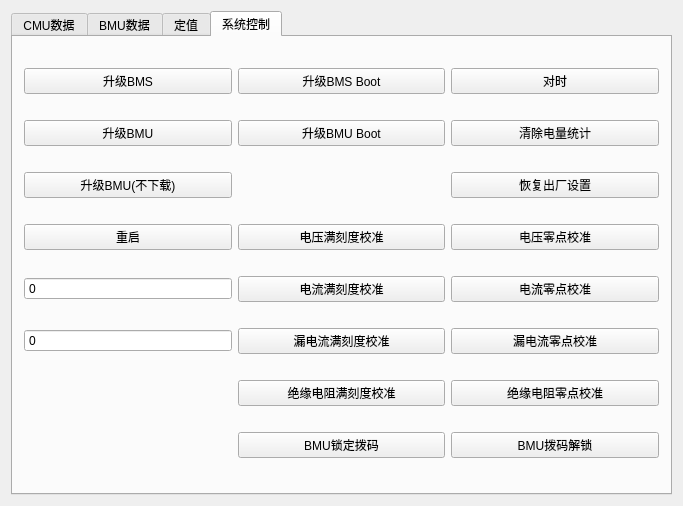
Shogpe/bmsTool, file widget.ui: the form before one commit.
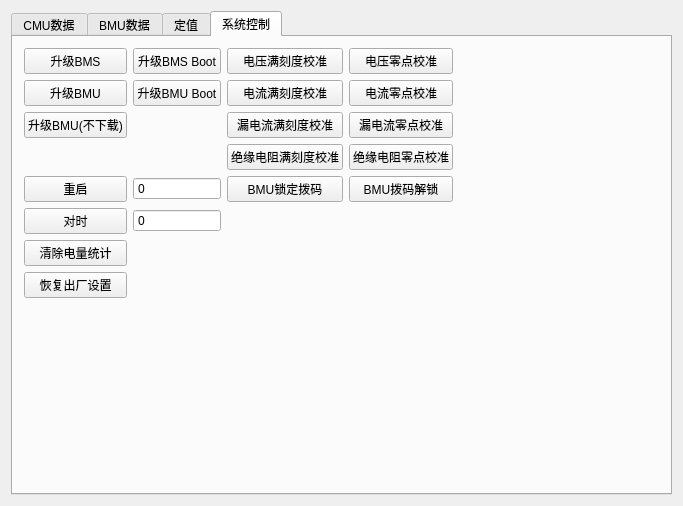
The form after the commit. The open tabs and pages were chosen to show the change. Custom widgets are drawn as their Qt base class.

What changed in the file:
```diff
--- a/widget.ui
+++ b/widget.ui
@@ -5115,45 +5115,6 @@
        <string>系统控制</string>
       </attribute>
       <layout class="QGridLayout" name="gridLayout_7">
-       <item row="0" column="0">
-        <widget class="QPushButton" name="btnDownBMS">
-         <property name="sizePolicy">
-          <sizepolicy hsizetype="Preferred" vsizetype="Fixed">
-           <horstretch>0</horstretch>
-           <verstretch>0</verstretch>
-          </sizepolicy>
-         </property>
-         <property name="text">
-          <string>升级BMS</string>
-         </property>
-        </widget>
-       </item>
-       <item row="0" column="1">
-        <widget class="QPushButton" name="btnDownBMSBoot">
-         <property name="sizePolicy">
-          <sizepolicy hsizetype="Preferred" vsizetype="Fixed">
-           <horstretch>0</horstretch>
-           <verstretch>0</verstretch>
-          </sizepolicy>
-         </property>
-         <property name="text">
-          <string>升级BMS Boot</string>
-         </property>
-        </widget>
-       </item>
-       <item row="0" column="2">
-        <widget class="QPushButton" name="btnTimeAdj">
-         <property name="sizePolicy">
-          <sizepolicy hsizetype="Preferred" vsizetype="Fixed">
-           <horstretch>0</horstretch>
-           <verstretch>0</verstretch>
-          </sizepolicy>
-         </property>
-         <property name="text">
-          <string>对时</string>
-         </property>
-        </widget>
-       </item>
        <item row="1" column="0">
         <widget class="QPushButton" name="btnDownBMU">
          <property name="sizePolicy">
@@ -5167,154 +5128,7 @@
          </property>
         </widget>
        </item>
-       <item row="1" column="1">
-        <widget class="QPushButton" name="btnDownBMUBoot">
-         <property name="sizePolicy">
-          <sizepolicy hsizetype="Preferred" vsizetype="Fixed">
-           <horstretch>0</horstretch>
-           <verstretch>0</verstretch>
-          </sizepolicy>
-         </property>
-         <property name="text">
-          <string>升级BMU Boot</string>
-         </property>
-        </widget>
-       </item>
-       <item row="1" column="2">
-        <widget class="QPushButton" name="btnClearEng">
-         <property name="sizePolicy">
-          <sizepolicy hsizetype="Preferred" vsizetype="Fixed">
-           <horstretch>0</horstretch>
-           <verstretch>0</verstretch>
-          </sizepolicy>
-         </property>
-         <property name="text">
-          <string>清除电量统计</string>
-         </property>
-        </widget>
-       </item>
-       <item row="2" column="0">
-        <widget class="QPushButton" name="btnUpBMU">
-         <property name="sizePolicy">
-          <sizepolicy hsizetype="Preferred" vsizetype="Fixed">
-           <horstretch>0</horstretch>
-           <verstretch>0</verstretch>
-          </sizepolicy>
-         </property>
-         <property name="text">
-          <string>升级BMU(不下载)</string>
-         </property>
-         <property name="default">
-          <bool>false</bool>
-         </property>
-         <property name="flat">
-          <bool>false</bool>
-         </property>
-        </widget>
-       </item>
-       <item row="2" column="2">
-        <widget class="QPushButton" name="btnResetDef">
-         <property name="sizePolicy">
-          <sizepolicy hsizetype="Preferred" vsizetype="Fixed">
-           <horstretch>0</horstretch>
-           <verstretch>0</verstretch>
-          </sizepolicy>
-         </property>
-         <property name="text">
-          <string>恢复出厂设置</string>
-         </property>
-        </widget>
-       </item>
-       <item row="3" column="0">
-        <widget class="QPushButton" name="btnReboot">
-         <property name="sizePolicy">
-          <sizepolicy hsizetype="Preferred" vsizetype="Fixed">
-           <horstretch>0</horstretch>
-           <verstretch>0</verstretch>
-          </sizepolicy>
-         </property>
-         <property name="text">
-          <string>重启</string>
-         </property>
-        </widget>
-       </item>
-       <item row="3" column="1">
-        <widget class="QPushButton" name="btnUfullAdj">
-         <property name="sizePolicy">
-          <sizepolicy hsizetype="Preferred" vsizetype="Fixed">
-           <horstretch>0</horstretch>
-           <verstretch>0</verstretch>
-          </sizepolicy>
-         </property>
-         <property name="text">
-          <string>电压满刻度校准</string>
-         </property>
-        </widget>
-       </item>
-       <item row="3" column="2">
-        <widget class="QPushButton" name="btnUzeroAdj">
-         <property name="sizePolicy">
-          <sizepolicy hsizetype="Preferred" vsizetype="Fixed">
-           <horstretch>0</horstretch>
-           <verstretch>0</verstretch>
-          </sizepolicy>
-         </property>
-         <property name="text">
-          <string>电压零点校准</string>
-         </property>
-        </widget>
-       </item>
-       <item row="4" column="0">
-        <widget class="MyDoubleSpinBox" name="BMS_IP">
-         <property name="sizePolicy">
-          <sizepolicy hsizetype="Preferred" vsizetype="Fixed">
-           <horstretch>0</horstretch>
-           <verstretch>0</verstretch>
-          </sizepolicy>
-         </property>
-         <property name="focusPolicy">
-          <enum>Qt::WheelFocus</enum>
-         </property>
-         <property name="frame">
-          <bool>true</bool>
-         </property>
-         <property name="buttonSymbols">
-          <enum>QAbstractSpinBox::NoButtons</enum>
-         </property>
-         <property name="keyboardTracking">
-          <bool>false</bool>
-         </property>
-         <property name="prefix">
-          <string/>
-         </property>
-         <property name="suffix">
-          <string/>
-         </property>
-         <property name="decimals">
-          <number>0</number>
-         </property>
-         <property name="minimum">
-          <double>0.000000000000000</double>
-         </property>
-         <property name="maximum">
-          <double>2000.000000000000000</double>
-         </property>
-        </widget>
-       </item>
-       <item row="4" column="1">
-        <widget class="QPushButton" name="btnIFullAdj">
-         <property name="sizePolicy">
-          <sizepolicy hsizetype="Preferred" vsizetype="Fixed">
-           <horstretch>0</horstretch>
-           <verstretch>0</verstretch>
-          </sizepolicy>
-         </property>
-         <property name="text">
-          <string>电流满刻度校准</string>
-         </property>
-        </widget>
-       </item>
-       <item row="4" column="2">
+       <item row="1" column="4">
         <widget class="QPushButton" name="btnIzeroAdj">
          <property name="sizePolicy">
           <sizepolicy hsizetype="Preferred" vsizetype="Fixed">
@@ -5327,57 +5141,7 @@
          </property>
         </widget>
        </item>
-       <item row="5" column="0">
-        <widget class="MyDoubleSpinBox" name="ServerIP">
-         <property name="sizePolicy">
-          <sizepolicy hsizetype="Preferred" vsizetype="Fixed">
-           <horstretch>0</horstretch>
-           <verstretch>0</verstretch>
-          </sizepolicy>
-         </property>
-         <property name="focusPolicy">
-          <enum>Qt::WheelFocus</enum>
-         </property>
-         <property name="frame">
-          <bool>true</bool>
-         </property>
-         <property name="buttonSymbols">
-          <enum>QAbstractSpinBox::NoButtons</enum>
-         </property>
-         <property name="keyboardTracking">
-          <bool>false</bool>
-         </property>
-         <property name="prefix">
-          <string/>
-         </property>
-         <property name="suffix">
-          <string/>
-         </property>
-         <property name="decimals">
-          <number>0</number>
-         </property>
-         <property name="minimum">
-          <double>0.000000000000000</double>
-         </property>
-         <property name="maximum">
-          <double>2000.000000000000000</double>
-         </property>
-        </widget>
-       </item>
-       <item row="5" column="1">
-        <widget class="QPushButton" name="btnIleakFullAdj">
-         <property name="sizePolicy">
-          <sizepolicy hsizetype="Preferred" vsizetype="Fixed">
-           <horstretch>0</horstretch>
-           <verstretch>0</verstretch>
-          </sizepolicy>
-         </property>
-         <property name="text">
-          <string>漏电流满刻度校准</string>
-         </property>
-        </widget>
-       </item>
-       <item row="5" column="2">
+       <item row="2" column="4">
         <widget class="QPushButton" name="btnIleakZeroAdj">
          <property name="sizePolicy">
           <sizepolicy hsizetype="Preferred" vsizetype="Fixed">
@@ -5390,7 +5154,7 @@
          </property>
         </widget>
        </item>
-       <item row="6" column="1">
+       <item row="3" column="3">
         <widget class="QPushButton" name="btnRFullAdj">
          <property name="sizePolicy">
           <sizepolicy hsizetype="Preferred" vsizetype="Fixed">
@@ -5403,33 +5167,20 @@
          </property>
         </widget>
        </item>
-       <item row="6" column="2">
-        <widget class="QPushButton" name="btnRZeroAdj">
-         <property name="sizePolicy">
-          <sizepolicy hsizetype="Preferred" vsizetype="Fixed">
-           <horstretch>0</horstretch>
-           <verstretch>0</verstretch>
-          </sizepolicy>
+       <item row="4" column="5">
+        <spacer name="horizontalSpacer_2">
+         <property name="orientation">
+          <enum>Qt::Horizontal</enum>
          </property>
-         <property name="text">
-          <string>绝缘电阻零点校准</string>
+         <property name="sizeHint" stdset="0">
+          <size>
+           <width>40</width>
+           <height>20</height>
+          </size>
          </property>
-        </widget>
+        </spacer>
        </item>
-       <item row="7" column="1">
-        <widget class="QPushButton" name="btnBMULock">
-         <property name="sizePolicy">
-          <sizepolicy hsizetype="Preferred" vsizetype="Fixed">
-           <horstretch>0</horstretch>
-           <verstretch>0</verstretch>
-          </sizepolicy>
-         </property>
-         <property name="text">
-          <string>BMU锁定拨码</string>
-         </property>
-        </widget>
-       </item>
-       <item row="7" column="2">
+       <item row="4" column="4">
         <widget class="QPushButton" name="btnBMUUnlock">
          <property name="sizePolicy">
           <sizepolicy hsizetype="Preferred" vsizetype="Fixed">
@@ -5442,6 +5193,281 @@
          </property>
         </widget>
        </item>
+       <item row="1" column="3">
+        <widget class="QPushButton" name="btnIFullAdj">
+         <property name="sizePolicy">
+          <sizepolicy hsizetype="Preferred" vsizetype="Fixed">
+           <horstretch>0</horstretch>
+           <verstretch>0</verstretch>
+          </sizepolicy>
+         </property>
+         <property name="text">
+          <string>电流满刻度校准</string>
+         </property>
+        </widget>
+       </item>
+       <item row="2" column="0">
+        <widget class="QPushButton" name="btnUpBMU">
+         <property name="sizePolicy">
+          <sizepolicy hsizetype="Preferred" vsizetype="Fixed">
+           <horstretch>0</horstretch>
+           <verstretch>0</verstretch>
+          </sizepolicy>
+         </property>
+         <property name="text">
+          <string>升级BMU(不下载)</string>
+         </property>
+         <property name="default">
+          <bool>false</bool>
+         </property>
+         <property name="flat">
+          <bool>false</bool>
+         </property>
+        </widget>
+       </item>
+       <item row="0" column="4">
+        <widget class="QPushButton" name="btnUzeroAdj">
+         <property name="sizePolicy">
+          <sizepolicy hsizetype="Preferred" vsizetype="Fixed">
+           <horstretch>0</horstretch>
+           <verstretch>0</verstretch>
+          </sizepolicy>
+         </property>
+         <property name="text">
+          <string>电压零点校准</string>
+         </property>
+        </widget>
+       </item>
+       <item row="1" column="1">
+        <widget class="QPushButton" name="btnDownBMUBoot">
+         <property name="sizePolicy">
+          <sizepolicy hsizetype="Preferred" vsizetype="Fixed">
+           <horstretch>0</horstretch>
+           <verstretch>0</verstretch>
+          </sizepolicy>
+         </property>
+         <property name="text">
+          <string>升级BMU Boot</string>
+         </property>
+        </widget>
+       </item>
+       <item row="4" column="3">
+        <widget class="QPushButton" name="btnBMULock">
+         <property name="sizePolicy">
+          <sizepolicy hsizetype="Preferred" vsizetype="Fixed">
+           <horstretch>0</horstretch>
+           <verstretch>0</verstretch>
+          </sizepolicy>
+         </property>
+         <property name="text">
+          <string>BMU锁定拨码</string>
+         </property>
+        </widget>
+       </item>
+       <item row="0" column="3">
+        <widget class="QPushButton" name="btnUfullAdj">
+         <property name="sizePolicy">
+          <sizepolicy hsizetype="Preferred" vsizetype="Fixed">
+           <horstretch>0</horstretch>
+           <verstretch>0</verstretch>
+          </sizepolicy>
+         </property>
+         <property name="text">
+          <string>电压满刻度校准</string>
+         </property>
+        </widget>
+       </item>
+       <item row="10" column="1">
+        <spacer name="verticalSpacer_3">
+         <property name="orientation">
+          <enum>Qt::Vertical</enum>
+         </property>
+         <property name="sizeHint" stdset="0">
+          <size>
+           <width>20</width>
+           <height>40</height>
+          </size>
+         </property>
+        </spacer>
+       </item>
+       <item row="3" column="4">
+        <widget class="QPushButton" name="btnRZeroAdj">
+         <property name="sizePolicy">
+          <sizepolicy hsizetype="Preferred" vsizetype="Fixed">
+           <horstretch>0</horstretch>
+           <verstretch>0</verstretch>
+          </sizepolicy>
+         </property>
+         <property name="text">
+          <string>绝缘电阻零点校准</string>
+         </property>
+        </widget>
+       </item>
+       <item row="2" column="3">
+        <widget class="QPushButton" name="btnIleakFullAdj">
+         <property name="sizePolicy">
+          <sizepolicy hsizetype="Preferred" vsizetype="Fixed">
+           <horstretch>0</horstretch>
+           <verstretch>0</verstretch>
+          </sizepolicy>
+         </property>
+         <property name="text">
+          <string>漏电流满刻度校准</string>
+         </property>
+        </widget>
+       </item>
+       <item row="5" column="1">
+        <widget class="MyDoubleSpinBox" name="ServerIP">
+         <property name="sizePolicy">
+          <sizepolicy hsizetype="Preferred" vsizetype="Fixed">
+           <horstretch>0</horstretch>
+           <verstretch>0</verstretch>
+          </sizepolicy>
+         </property>
+         <property name="focusPolicy">
+          <enum>Qt::WheelFocus</enum>
+         </property>
+         <property name="frame">
+          <bool>true</bool>
+         </property>
+         <property name="buttonSymbols">
+          <enum>QAbstractSpinBox::NoButtons</enum>
+         </property>
+         <property name="keyboardTracking">
+          <bool>false</bool>
+         </property>
+         <property name="prefix">
+          <string/>
+         </property>
+         <property name="suffix">
+          <string/>
+         </property>
+         <property name="decimals">
+          <number>0</number>
+         </property>
+         <property name="minimum">
+          <double>0.000000000000000</double>
+         </property>
+         <property name="maximum">
+          <double>2000.000000000000000</double>
+         </property>
+        </widget>
+       </item>
+       <item row="0" column="1">
+        <widget class="QPushButton" name="btnDownBMSBoot">
+         <property name="sizePolicy">
+          <sizepolicy hsizetype="Preferred" vsizetype="Fixed">
+           <horstretch>0</horstretch>
+           <verstretch>0</verstretch>
+          </sizepolicy>
+         </property>
+         <property name="text">
+          <string>升级BMS Boot</string>
+         </property>
+        </widget>
+       </item>
+       <item row="0" column="0">
+        <widget class="QPushButton" name="btnDownBMS">
+         <property name="sizePolicy">
+          <sizepolicy hsizetype="Preferred" vsizetype="Fixed">
+           <horstretch>0</horstretch>
+           <verstretch>0</verstretch>
+          </sizepolicy>
+         </property>
+         <property name="text">
+          <string>升级BMS</string>
+         </property>
+        </widget>
+       </item>
+       <item row="8" column="0">
+        <widget class="QPushButton" name="btnClearEng">
+         <property name="sizePolicy">
+          <sizepolicy hsizetype="Preferred" vsizetype="Fixed">
+           <horstretch>0</horstretch>
+           <verstretch>0</verstretch>
+          </sizepolicy>
+         </property>
+         <property name="text">
+          <string>清除电量统计</string>
+         </property>
+        </widget>
+       </item>
+       <item row="4" column="1">
+        <widget class="MyDoubleSpinBox" name="BMS_IP">
+         <property name="sizePolicy">
+          <sizepolicy hsizetype="Preferred" vsizetype="Fixed">
+           <horstretch>0</horstretch>
+           <verstretch>0</verstretch>
+          </sizepolicy>
+         </property>
+         <property name="focusPolicy">
+          <enum>Qt::WheelFocus</enum>
+         </property>
+         <property name="frame">
+          <bool>true</bool>
+         </property>
+         <property name="buttonSymbols">
+          <enum>QAbstractSpinBox::NoButtons</enum>
+         </property>
+         <property name="keyboardTracking">
+          <bool>false</bool>
+         </property>
+         <property name="prefix">
+          <string/>
+         </property>
+         <property name="suffix">
+          <string/>
+         </property>
+         <property name="decimals">
+          <number>0</number>
+         </property>
+         <property name="minimum">
+          <double>0.000000000000000</double>
+         </property>
+         <property name="maximum">
+          <double>2000.000000000000000</double>
+         </property>
+        </widget>
+       </item>
+       <item row="9" column="0">
+        <widget class="QPushButton" name="btnResetDef">
+         <property name="sizePolicy">
+          <sizepolicy hsizetype="Preferred" vsizetype="Fixed">
+           <horstretch>0</horstretch>
+           <verstretch>0</verstretch>
+          </sizepolicy>
+         </property>
+         <property name="text">
+          <string>恢复出厂设置</string>
+         </property>
+        </widget>
+       </item>
+       <item row="5" column="0">
+        <widget class="QPushButton" name="btnTimeAdj">
+         <property name="sizePolicy">
+          <sizepolicy hsizetype="Preferred" vsizetype="Fixed">
+           <horstretch>0</horstretch>
+           <verstretch>0</verstretch>
+          </sizepolicy>
+         </property>
+         <property name="text">
+          <string>对时</string>
+         </property>
+        </widget>
+       </item>
+       <item row="4" column="0">
+        <widget class="QPushButton" name="btnReboot">
+         <property name="sizePolicy">
+          <sizepolicy hsizetype="Preferred" vsizetype="Fixed">
+           <horstretch>0</horstretch>
+           <verstretch>0</verstretch>
+          </sizepolicy>
+         </property>
+         <property name="text">
+          <string>重启</string>
+         </property>
+        </widget>
+       </item>
       </layout>
      </widget>
     </widget>
```
Left out of the diff: 4040 changed lines with no effect on the pictures.
